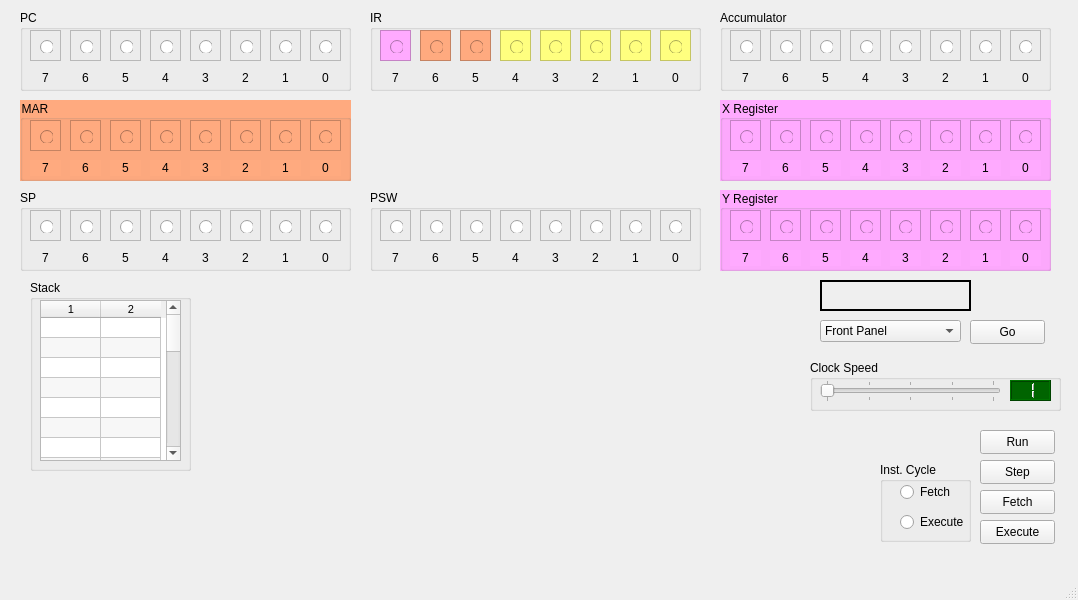
Qt form mainwindow.ui (jaybabel/J8CM_v2) before a commit.
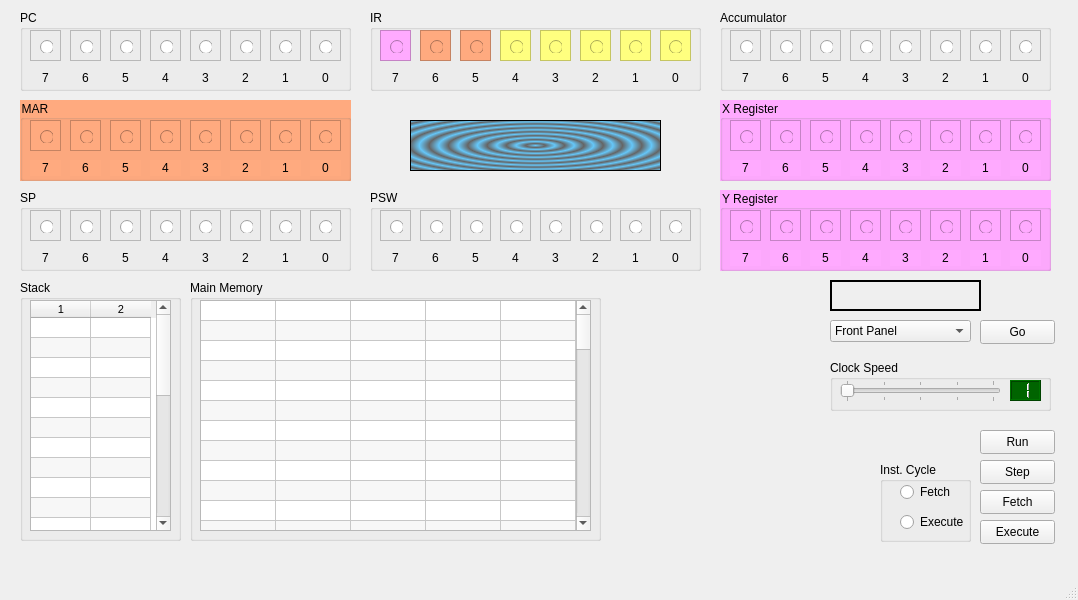
The same form after that commit.

```diff
--- a/mainwindow.ui
+++ b/mainwindow.ui
@@ -35,7 +35,7 @@
    <widget class="QLabel" name="label_2">
     <property name="geometry">
      <rect>
-      <x>820</x>
+      <x>830</x>
       <y>280</y>
       <width>151</width>
       <height>31</height>
@@ -600,9 +600,9 @@
    <widget class="QGroupBox" name="groupBox_ClockSpeed">
     <property name="geometry">
      <rect>
-      <x>810</x>
+      <x>830</x>
       <y>360</y>
-      <width>251</width>
+      <width>221</width>
       <height>51</height>
      </rect>
     </property>
@@ -614,7 +614,7 @@
       <rect>
        <x>10</x>
        <y>20</y>
-       <width>181</width>
+       <width>161</width>
        <height>22</height>
       </rect>
      </property>
@@ -643,9 +643,9 @@
     <widget class="QLCDNumber" name="lcdNumber">
      <property name="geometry">
       <rect>
-       <x>200</x>
+       <x>180</x>
        <y>20</y>
-       <width>41</width>
+       <width>31</width>
        <height>21</height>
       </rect>
      </property>
@@ -3955,10 +3955,10 @@
    <widget class="QGroupBox" name="groupBox_Stack">
     <property name="geometry">
      <rect>
-      <x>30</x>
+      <x>20</x>
       <y>280</y>
       <width>161</width>
-      <height>191</height>
+      <height>261</height>
      </rect>
     </property>
     <property name="title">
@@ -3970,7 +3970,7 @@
        <x>10</x>
        <y>20</y>
        <width>141</width>
-       <height>161</height>
+       <height>231</height>
       </rect>
      </property>
      <property name="maximumSize">
@@ -4055,7 +4055,7 @@
    <widget class="QComboBox" name="comboBox_Mode">
     <property name="geometry">
      <rect>
-      <x>820</x>
+      <x>830</x>
       <y>320</y>
       <width>141</width>
       <height>22</height>
@@ -4095,7 +4095,7 @@
    <widget class="QPushButton" name="pushButton_Mode">
     <property name="geometry">
      <rect>
-      <x>970</x>
+      <x>980</x>
       <y>320</y>
       <width>75</width>
       <height>24</height>
@@ -4105,6 +4105,145 @@
      <string>Go</string>
     </property>
    </widget>
+   <widget class="QGroupBox" name="groupBox_MemView">
+    <property name="geometry">
+     <rect>
+      <x>190</x>
+      <y>280</y>
+      <width>411</width>
+      <height>261</height>
+     </rect>
+    </property>
+    <property name="title">
+     <string>Main Memory</string>
+    </property>
+    <widget class="QTableWidget" name="tableWidget_MainMemory">
+     <property name="geometry">
+      <rect>
+       <x>10</x>
+       <y>20</y>
+       <width>391</width>
+       <height>231</height>
+      </rect>
+     </property>
+     <property name="horizontalScrollBarPolicy">
+      <enum>Qt::ScrollBarAlwaysOff</enum>
+     </property>
+     <property name="alternatingRowColors">
+      <bool>true</bool>
+     </property>
+     <property name="rowCount">
+      <number>64</number>
+     </property>
+     <property name="columnCount">
+      <number>5</number>
+     </property>
+     <attribute name="horizontalHeaderVisible">
+      <bool>false</bool>
+     </attribute>
+     <attribute name="horizontalHeaderMinimumSectionSize">
+      <number>15</number>
+     </attribute>
+     <attribute name="horizontalHeaderDefaultSectionSize">
+      <number>75</number>
+     </attribute>
+     <attribute name="verticalHeaderVisible">
+      <bool>false</bool>
+     </attribute>
+     <attribute name="verticalHeaderMinimumSectionSize">
+      <number>20</number>
+     </attribute>
+     <attribute name="verticalHeaderDefaultSectionSize">
+      <number>20</number>
+     </attribute>
+     <row/>
+     <row/>
+     <row/>
+     <row/>
+     <row/>
+     <row/>
+     <row/>
+     <row/>
+     <row/>
+     <row/>
+     <row/>
+     <row/>
+     <row/>
+     <row/>
+     <row/>
+     <row/>
+     <row/>
+     <row/>
+     <row/>
+     <row/>
+     <row/>
+     <row/>
+     <row/>
+     <row/>
+     <row/>
+     <row/>
+     <row/>
+     <row/>
+     <row/>
+     <row/>
+     <row/>
+     <row/>
+     <row/>
+     <row/>
+     <row/>
+     <row/>
+     <row/>
+     <row/>
+     <row/>
+     <row/>
+     <row/>
+     <row/>
+     <row/>
+     <row/>
+     <row/>
+     <row/>
+     <row/>
+     <row/>
+     <row/>
+     <row/>
+     <row/>
+     <row/>
+     <row/>
+     <row/>
+     <row/>
+     <row/>
+     <row/>
+     <row/>
+     <row/>
+     <row/>
+     <row/>
+     <row/>
+     <row/>
+     <row/>
+     <column/>
+     <column/>
+     <column/>
+     <column/>
+     <column/>
+    </widget>
+   </widget>
+   <widget class="QGraphicsView" name="graphicsView">
+    <property name="geometry">
+     <rect>
+      <x>410</x>
+      <y>120</y>
+      <width>251</width>
+      <height>51</height>
+     </rect>
+    </property>
+    <property name="autoFillBackground">
+     <bool>false</bool>
+    </property>
+    <property name="styleSheet">
+     <string notr="true">background-color: qradialgradient(spread:repeat, cx:0.5, cy:0.5, radius:0.077, fx:0.5, fy:0.5, stop:0 rgba(0, 169, 255, 147), stop:0.497326 rgba(0, 0, 0, 147), stop:1 rgba(0, 169, 255, 147));</string>
+    </property>
+   </widget>
+   <zorder>groupBox_MemView</zorder>
    <zorder>groupBox_IR</zorder>
    <zorder>label_2</zorder>
    <zorder>pushButton_Step</zorder>
```
Left out of the diff: 1 changed line with no effect on the pictures.
